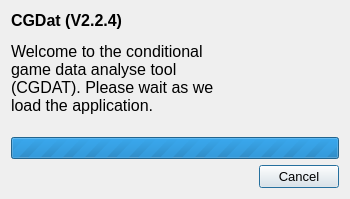
Above: qt/splash_screen.ui from rickstaa/CCDAT before the change. Below: the same form after it.
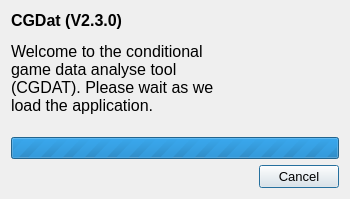
That is the form after the change. Icons and pictures are not drawn.

```diff
--- a/qt/splash_screen.ui
+++ b/qt/splash_screen.ui
@@ -52,7 +52,7 @@
 &lt;html&gt;&lt;head&gt;&lt;meta name=&quot;qrichtext&quot; content=&quot;1&quot; /&gt;&lt;style type=&quot;text/css&quot;&gt;
 p, li { white-space: pre-wrap; }
 &lt;/style&gt;&lt;/head&gt;&lt;body style=&quot; font-family:'MS Shell Dlg 2'; font-size:8pt; font-weight:400; font-style:normal;&quot;&gt;
-&lt;p style=&quot; margin-top:12px; margin-bottom:12px; margin-left:0px; margin-right:0px; -qt-block-indent:0; text-indent:0px;&quot;&gt;&lt;span style=&quot; font-size:12pt; font-weight:600;&quot;&gt;CGDat (V2.2.4)&lt;/span&gt;&lt;/p&gt;
+&lt;p style=&quot; margin-top:12px; margin-bottom:12px; margin-left:0px; margin-right:0px; -qt-block-indent:0; text-indent:0px;&quot;&gt;&lt;span style=&quot; font-size:12pt; font-weight:600;&quot;&gt;CGDat (V2.3.0)&lt;/span&gt;&lt;/p&gt;
 &lt;p style=&quot; margin-top:12px; margin-bottom:12px; margin-left:0px; margin-right:0px; -qt-block-indent:0; text-indent:0px;&quot;&gt;&lt;span style=&quot; font-size:12pt;&quot;&gt;Welcome to the conditional game data analyse tool (CGDAT). Please wait as we load the application.&lt;/span&gt;&lt;/p&gt;&lt;/body&gt;&lt;/html&gt;</string>
          </property>
          <property name="alignment">
```
